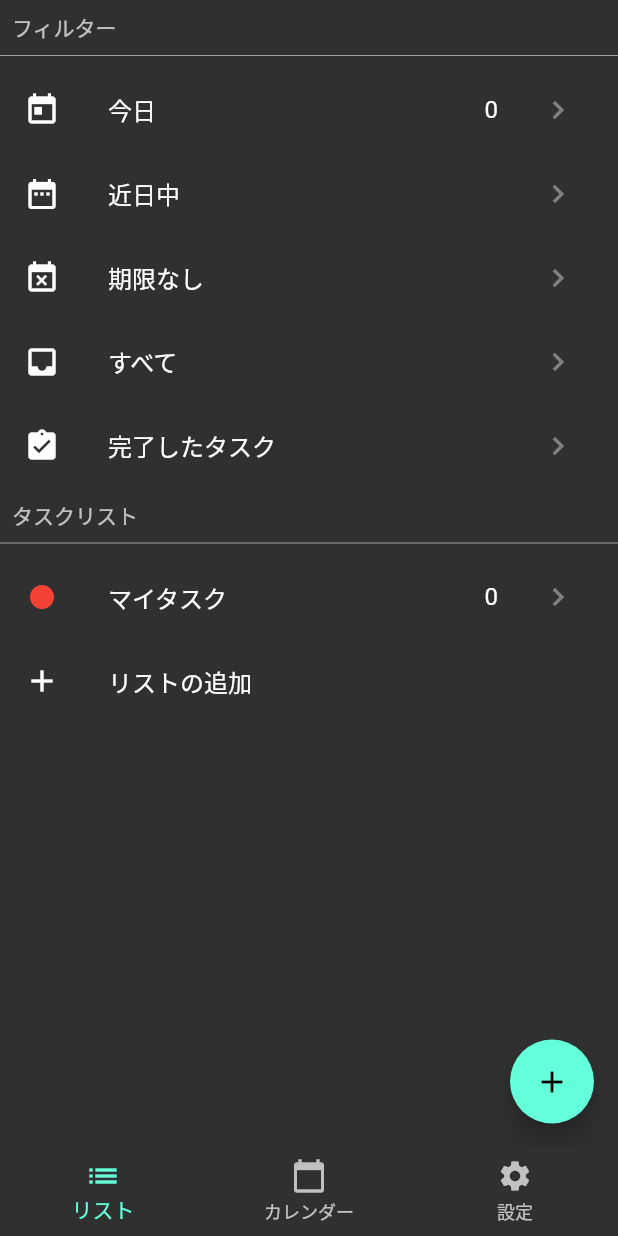
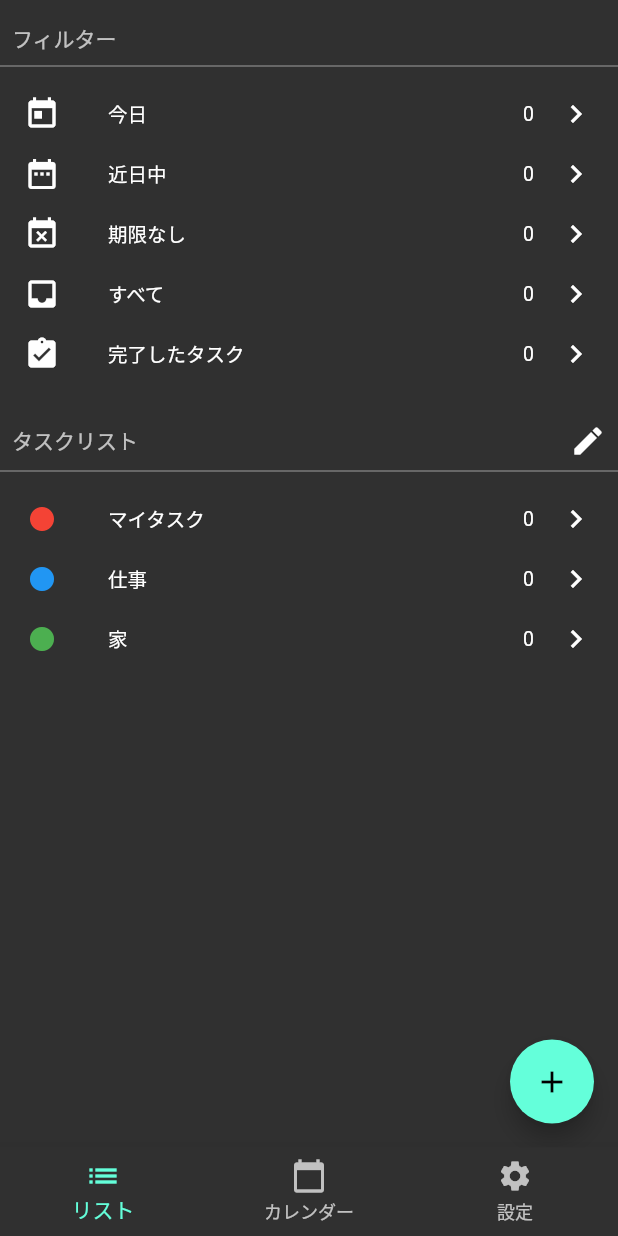
Before and after one commit to tk-wing/flutter-task, a Flutter app: the screen it shows after launch, on a phone screen of 412 x 824 dp. Run offline on Flutter 3.47's test engine with Material 2 defaults, Android fonts, the phone set to English and light mode, and no system bars; our stand-ins replace flutter_calendar_carousel.

```diff
--- /dev/null
+++ b/lib/data/default_filter.dart
@@ -0,0 +1,16 @@
+import 'package:flutter/material.dart';
+import 'package:flutter_task/data/task_list.dart';
+
+class Filter extends BaseTaskList {
+  final Icon icon;
+
+  Filter({String name, int count = 0, this.icon}) : super(name: name, count: count);
+}
+
+List<Filter> defaultFilter = [
+  Filter(icon: Icon(Icons.today), name: '今日'),
+  Filter(icon: Icon(Icons.date_range), name: '近日中'),
+  Filter(icon: Icon(Icons.event_busy), name: '期限なし'),
+  Filter(icon: Icon(Icons.inbox), name: 'すべて'),
+  Filter(icon: Icon(Icons.assignment_turned_in), name: '完了したタスク'),
+];
--- /dev/null
+++ b/lib/data/default_task_list.dart
@@ -0,0 +1,14 @@
+
+import 'package:flutter_task/data/task_list.dart';
+
+class TaskList extends BaseTaskList {
+  final int color;
+
+  TaskList({String name, int count = 0, this.color}): super(name: name, count: count);
+}
+
+List<TaskList> defaultTaskList = [
+  TaskList(color: 0xFFF44335, name: 'マイタスク'),
+  TaskList(color: 0xFF2196F3, name: '仕事'),
+  TaskList(color: 0xFF4CAF50, name: '家'),
+];
--- /dev/null
+++ b/lib/data/list/interface/my_list_service.dart
@@ -0,0 +1,8 @@
+import 'package:flutter_task/data/list/my_list.dart';
+
+abstract class IMyListService {
+  List<MyListModel> getLists();
+  MyListModel createList();
+  MyListModel updateList();
+  void deleteList();
+}
--- /dev/null
+++ b/lib/data/list/my_list.dart
@@ -0,0 +1,23 @@
+import 'package:flutter/material.dart';
+
+
+class MyListModel {
+  String name;
+  int iconColor = Colors.orange.value;
+
+  MyListModel({@required this.name, this.iconColor});
+}
+
+class MyListEntity implements MyListModel{
+  int _id;
+  int get id => _id;
+
+  String name;
+  int iconColor;
+
+  MyListEntity(MyListModel model):
+    this.name = model.name,
+    this.iconColor = model.iconColor;
+
+
+}
--- /dev/null
+++ b/lib/data/task_list.dart
@@ -0,0 +1,7 @@
+import 'package:flutter/material.dart';
+
+abstract class BaseTaskList {
+  String name = '';
+  int count = 0;
+  BaseTaskList({this.name, this.count});
+}
--- a/lib/main.dart
+++ b/lib/main.dart
@@ -1,10 +1,13 @@
 import 'package:flutter/material.dart';
+import 'package:flutter_task/provider/provider.dart';
 import 'package:flutter_task/view/screens/home_screen.dart';
+import 'package:provider/provider.dart';
 
 void main() {
-  runApp(
-    TaskApp()
-  );
+  runApp(MultiProvider(
+    providers: globalProviders,
+    child: TaskApp(),
+  ));
 }
 
 class TaskApp extends StatefulWidget {
@@ -17,9 +20,7 @@ class _TaskAppState extends State<TaskApp> {
   Widget build(BuildContext context) {
     return MaterialApp(
       title: 'タスク管理アプリ',
-      theme: ThemeData(
-        brightness: Brightness.dark
-      ),
+      theme: ThemeData(brightness: Brightness.dark),
       home: HomeScreen(),
     );
   }
--- /dev/null
+++ b/lib/provider/provider.dart
@@ -0,0 +1,19 @@
+import 'package:flutter_task/viewModel/list_viewmodel.dart';
+import 'package:provider/provider.dart';
+import 'package:provider/single_child_widget.dart';
+
+List<SingleChildWidget> globalProviders = [
+  ...independentModels,
+  ...dependentModels,
+  ...viweModels,
+];
+
+List<SingleChildWidget> independentModels = [];
+
+List<SingleChildWidget> dependentModels = [];
+
+List<SingleChildWidget> viweModels = [
+  ChangeNotifierProvider<ListViewModel>(
+    create: (context) => ListViewModel(),
+  ),
+];
--- /dev/null
+++ b/lib/view/components/filter_tile.dart
@@ -0,0 +1,27 @@
+import 'package:flutter/material.dart';
+import 'package:flutter_task/data/default_filter.dart';
+
+class FilterTile extends StatelessWidget {
+  final Filter filter;
+  final ValueChanged<Filter> onTapNext;
+
+  FilterTile({@required this.filter, @required this.onTapNext});
+
+  @override
+  Widget build(BuildContext context) {
+    return ListTile(
+      dense: true,
+      onTap: () => print('hogehoge'),
+      leading: filter.icon,
+      title: Row(
+          mainAxisAlignment: MainAxisAlignment.spaceBetween,
+          children: <Widget>[
+            Text(filter.name),
+            Text(
+              filter.count.toString(),
+            )
+          ]),
+      trailing: GestureDetector(child: Icon(Icons.navigate_next), onTap: () => onTapNext(filter)),
+    );
+  }
+}
--- /dev/null
+++ b/lib/view/components/task_list_tile.dart
@@ -0,0 +1,45 @@
+import 'package:flutter/material.dart';
+import 'package:flutter_task/data/default_task_list.dart';
+
+class TaskListTile extends StatelessWidget {
+  final TaskList taskList;
+  final bool isEditable;
+  final ValueChanged<TaskList> onTapNext;
+
+  TaskListTile(
+      {@required this.taskList,
+      @required this.isEditable,
+      @required this.onTapNext});
+
+  @override
+  Widget build(BuildContext context) {
+    return ListTile(
+      enabled: true,
+      dense: true,
+      onTap: () => print('hogehoge'),
+      leading: Icon(
+        Icons.fiber_manual_record,
+        color: Color(taskList.color),
+      ),
+      title: Row(
+          mainAxisAlignment: MainAxisAlignment.spaceBetween,
+          children: <Widget>[
+            Text(taskList.name),
+            isEditable
+                ? GestureDetector(
+                    child: Icon(
+                      Icons.remove_circle,
+                      color: Colors.red,
+                    ),
+                    onTap: () => print('delete'))
+                : Text(taskList.count.toString()),
+          ]),
+      trailing: isEditable
+          ? GestureDetector(
+              child: Icon(Icons.menu), onTap: () => print('humbger'))
+          : GestureDetector(
+              child: Icon(Icons.navigate_next),
+              onTap: () => onTapNext(taskList)),
+    );
+  }
+}
--- a/lib/view/screens/pages/list_page.dart
+++ b/lib/view/screens/pages/list_page.dart
@@ -1,8 +1,18 @@
 import 'package:flutter/material.dart';
+import 'package:flutter_task/data/default_filter.dart';
+import 'package:flutter_task/data/default_task_list.dart';
+import 'package:flutter_task/data/task_list.dart';
+import 'package:flutter_task/view/components/filter_tile.dart';
+import 'package:flutter_task/view/components/task_list_tile.dart';
+import 'package:flutter_task/view/screens/task_list_screen.dart';
+import 'package:flutter_task/viewModel/list_viewmodel.dart';
+import 'package:provider/provider.dart';
 
 class ListPage extends StatelessWidget {
   @override
   Widget build(BuildContext context) {
+    final viewModel = Provider.of<ListViewModel>(context, listen: false);
+
     return SafeArea(
       child: Scaffold(
         floatingActionButton: FloatingActionButton(
@@ -10,70 +20,102 @@ class ListPage extends StatelessWidget {
           tooltip: 'タスク追加',
           onPressed: null,
         ),
-        body: Column(
+        body: SingleChildScrollView(
+          child: Column(
             crossAxisAlignment: CrossAxisAlignment.start,
             children: <Widget>[
               Padding(
-              padding: const EdgeInsets.only(top: 8.0, left: 8.0),
+                padding: const EdgeInsets.only(top: 15.0, left: 8.0),
                 child: Text('フィルター', style: TextStyle(color: Colors.white70)),
               ),
               Divider(
                 color: Colors.grey,
               ),
-            ListTile(
-              leading: Icon(Icons.today),
-              title: Row(
-                  mainAxisAlignment: MainAxisAlignment.spaceBetween,
-                  children: <Widget>[Text('今日'), Text('0')]),
-              trailing: IconButton(
-                  icon: Icon(Icons.navigate_next), onPressed: null),
+              SizedBox(
+                height: 200,
+                child: ListView.builder(
+                  physics: NeverScrollableScrollPhysics(),
+                  itemExtent: 40,
+                  itemBuilder: (context, int i) => FilterTile(
+                    filter: defaultFilter[i],
+                    onTapNext: (filter) => _toTaskListScreen(filter, context),
                   ),
-            ListTile(
-              leading: Icon(Icons.date_range),
-              title: Text('近日中'),
-              trailing:
-                  IconButton(icon: Icon(Icons.navigate_next), onPressed: null),
+                  itemCount: defaultFilter.length,
                 ),
-            ListTile(
-              leading: Icon(Icons.event_busy),
-              title: Text('期限なし'),
-              trailing:
-                  IconButton(icon: Icon(Icons.navigate_next), onPressed: null),
-            ),
-            ListTile(
-              leading: Icon(Icons.inbox),
-              title: Text('すべて'),
-              trailing:
-                  IconButton(icon: Icon(Icons.navigate_next), onPressed: null),
-            ),
-            ListTile(
-              leading: Icon(Icons.assignment_turned_in),
-              title: Text('完了したタスク'),
-              trailing:
-                  IconButton(icon: Icon(Icons.navigate_next), onPressed: null),
               ),
               Padding(
-              padding: const EdgeInsets.only(top: 8.0, left: 8.0),
-              child: Text('タスクリスト', style: TextStyle(color: Colors.white70)),
+                padding:
+                    const EdgeInsets.only(top: 30.0, left: 8.0, right: 8.0),
+                child: Row(
+                    mainAxisAlignment: MainAxisAlignment.spaceBetween,
+                    children: <Widget>[
+                      Text('タスクリスト', style: TextStyle(color: Colors.white70)),
+                      GestureDetector(
+                          child: Icon(Icons.edit),
+                          onTap: () => viewModel.onTapListEdit()),
+                    ]),
               ),
               Divider(
                 color: Colors.grey,
               ),
-            ListTile(
-              leading: Icon(Icons.fiber_manual_record, color: Colors.red,),
-              title: Row(
-                  mainAxisAlignment: MainAxisAlignment.spaceBetween,
-                  children: <Widget>[Text('マイタスク'), Text('0')]),
-              trailing: IconButton(
-                  icon: Icon(Icons.navigate_next), onPressed: null),
+              Consumer<ListViewModel>(
+                builder: (context, model, child) {
+                  return AnimatedContainer(
+                    curve: Curves.fastOutSlowIn,
+                    height: model.isEditable ? 40 : 0,
+                    duration: Duration(milliseconds: 300),
+                    child: AnimatedSwitcher(
+                      duration: Duration(milliseconds: 500),
+                      transitionBuilder: (child, animation) {
+                        return FadeTransition(
+                            child: child,
+                            opacity: animation,
+                            );
+                      },
+                      child: model.isEditable
+                          ? ListTile(
+                              dense: true,
+                              leading: GestureDetector(
+                                child: Icon(
+                                  Icons.add_circle,
+                                  color: Colors.lightGreenAccent[700],
                                 ),
-            ListTile(
-              leading: GestureDetector(child: Icon(Icons.add), onTap: () => print('!!!'),),
-              title: Text('リストの追加'),
+                                onTap: () => print('add task list'),
+                              ),
+                              title: Text('タスクリスト追加'),
+                            )
+                          : Container(),
+                    ),
+                  );
+                },
+              ),
+              Consumer<ListViewModel>(
+                builder: (context, model, child) {
+                  return ListView.builder(
+                    physics: NeverScrollableScrollPhysics(),
+                    shrinkWrap: true,
+                    itemExtent: 40,
+                    itemBuilder: (context, int i) => TaskListTile(
+                      taskList: defaultTaskList[i],
+                      isEditable: model.isEditable,
+                      onTapNext: (taskList) =>
+                          _toTaskListScreen(taskList, context),
+                    ),
+                    itemCount: defaultTaskList.length,
+                  );
+                },
               ),
             ],
           ),
         ),
+      ),
     );
   }
+
+  _toTaskListScreen(BaseTaskList taskList, BuildContext context) {
+    Navigator.push(
+        context,
+        MaterialPageRoute(
+            builder: (context) => TaskListScreen(taskList: taskList)));
   }
+}
--- /dev/null
+++ b/lib/view/screens/task_list_screen.dart
@@ -0,0 +1,21 @@
+import 'package:flutter/material.dart';
+import 'package:flutter_task/data/default_task_list.dart';
+import 'package:flutter_task/data/task_list.dart';
+
+class TaskListScreen extends StatelessWidget {
+  final BaseTaskList taskList;
+
+  TaskListScreen({this.taskList});
+
+  @override
+  Widget build(BuildContext context) {
+    return SafeArea(
+      child: Scaffold(
+        appBar: AppBar(
+          title: Text(taskList.name),
+          centerTitle: true,
+        ),
+      ),
+    );
+  }
+}
--- /dev/null
+++ b/lib/viewModel/list_viewmodel.dart
@@ -0,0 +1,11 @@
+import 'package:flutter/material.dart';
+
+class ListViewModel extends ChangeNotifier {
+  bool _isEditable = false;
+  bool get isEditable => _isEditable;
+
+  void onTapListEdit() {
+    _isEditable = _isEditable != true;
+    notifyListeners();
+  }
+}
--- a/pubspec.yaml
+++ b/pubspec.yaml
@@ -14,7 +14,7 @@ description: A new Flutter project.
 version: 1.0.0+1
 
 environment:
-  sdk: ">=2.1.0 <3.0.0"
+  sdk: ">=2.6.0 <3.0.0"
 
 dependencies:
   flutter:
@@ -26,6 +26,9 @@ dependencies:
 
   # Calender
   flutter_calendar_carousel: ^1.4.12
+
+  # Provider
+  provider: ^4.0.4
 
 dev_dependencies:
   flutter_test:
```
Also changed, not shown: pubspec.lock. Lines whose indentation alone changed are shown as unchanged.
